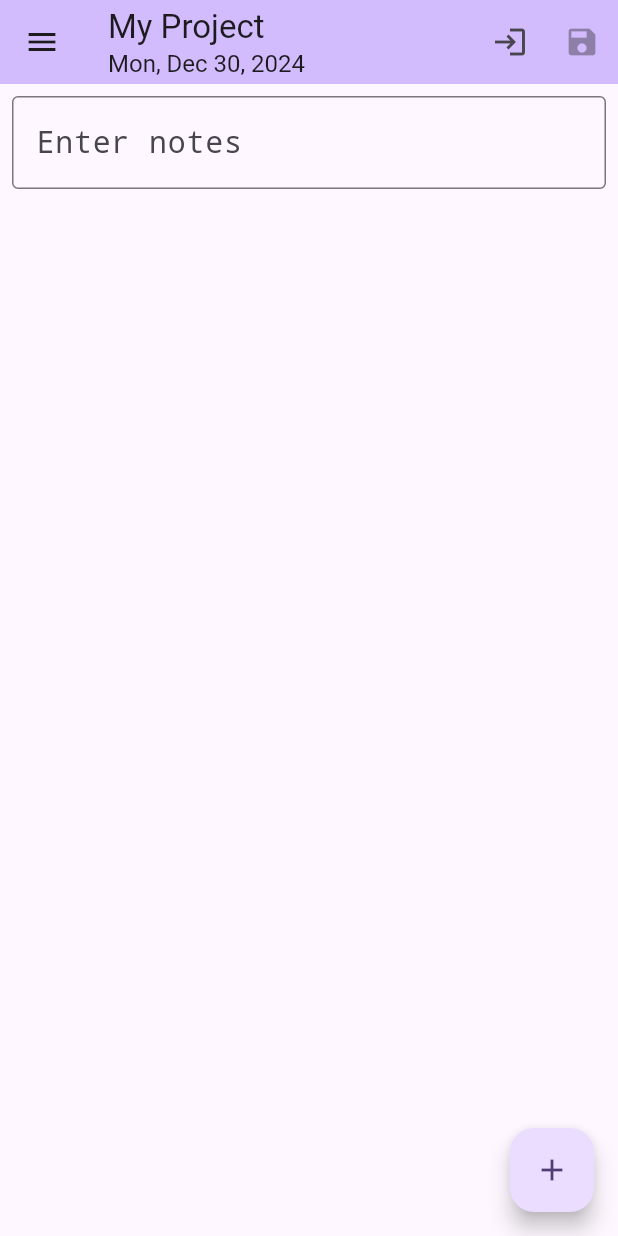
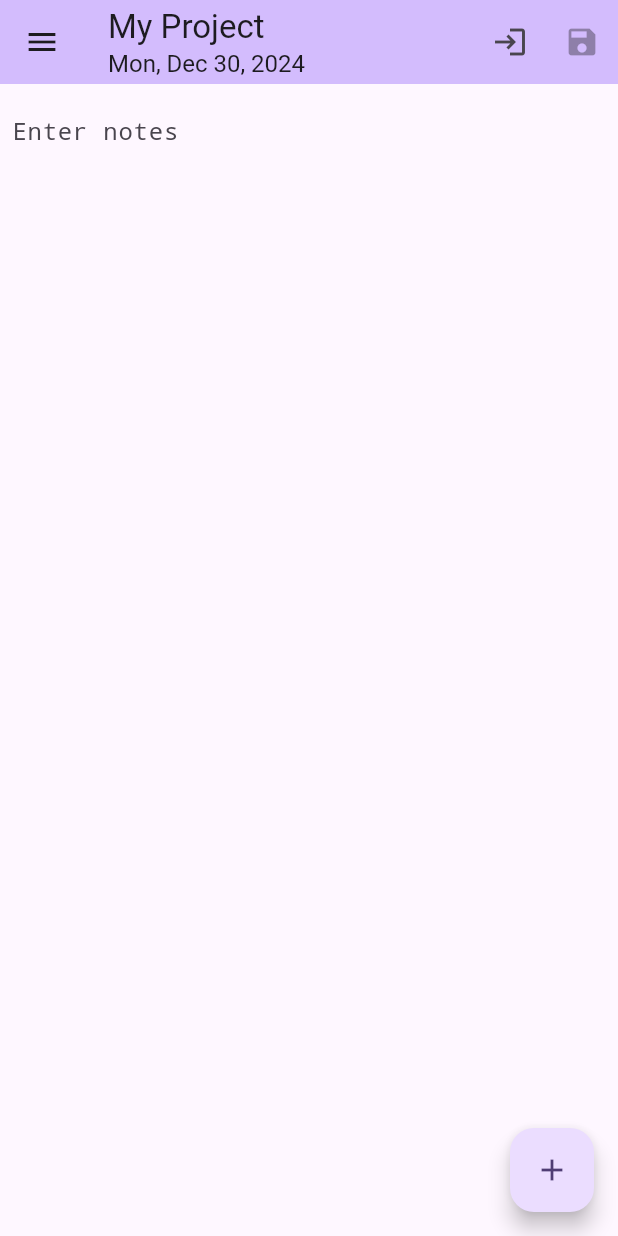
Before and after one commit to kmixter/flow_timer, a Flutter app: the screen it shows after launch, on a phone screen of 412 x 824 dp. Run offline on Flutter 3.47's test engine with Material 3 defaults, Android fonts, the light colour scheme and no system bars; our stand-ins replace google_sign_in, watcher; missing offline and left inert: oauth2; statements that could not run were skipped.

Commit message:
Small tweaks for improved UI

```diff
--- a/lib/main.dart
+++ b/lib/main.dart
@@ -405,14 +405,15 @@ class _MyHomePageState extends State<MyHomePage>
                           focusNode: _focusNodes[index],
                           decoration: InputDecoration(
                             hintText: 'Enter todo',
-                            filled: true,
                             fillColor:
                                 todo != null && todo.startTime != null
                                     ? Colors.green.withOpacity(0.3)
                                     : null,
+                            isDense: true,
+                            border: InputBorder.none,
                           ),
                           style: TextStyle(
-                              fontSize: 20, fontFamily: 'monospace'),
+                              fontSize: 16, fontFamily: 'monospace'),
                         ),
                       );
                     } else {
@@ -423,10 +424,10 @@ class _MyHomePageState extends State<MyHomePage>
                           maxLines: null,
                           decoration: InputDecoration(
                             hintText: 'Enter notes',
-                            border: OutlineInputBorder(),
+                            border: InputBorder.none,
                           ),
                           style: TextStyle(
-                              fontSize: 20, fontFamily: 'monospace'),
+                              fontSize: 16, fontFamily: 'monospace'),
                           onChanged: (newValue) {
                             setState(() {
                               _hasEdits = true;
```
